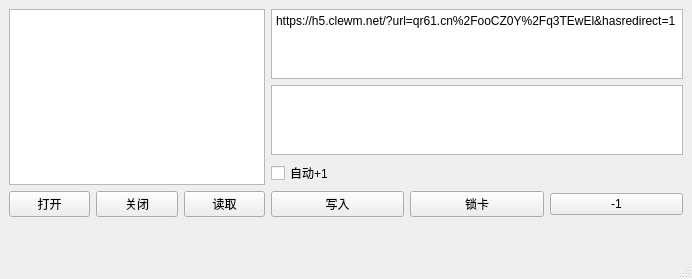
Qt form upper_computer/vs_py_nfc_upper_computer/untitled.ui (diqiu114/Working-accumulation-code) before a commit.
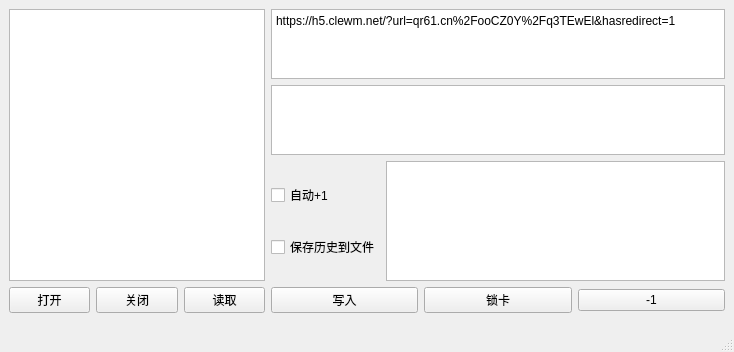
The same form after that commit.

Commit message: [记录] 新建读取文件对话框

```diff
--- a/upper_computer/vs_py_nfc_upper_computer/untitled.ui
+++ b/upper_computer/vs_py_nfc_upper_computer/untitled.ui
@@ -6,8 +6,8 @@
    <rect>
     <x>0</x>
     <y>0</y>
-    <width>692</width>
-    <height>279</height>
+    <width>734</width>
+    <height>352</height>
    </rect>
   </property>
   <property name="windowTitle">
@@ -28,20 +28,7 @@
       </property>
      </spacer>
     </item>
-    <item row="2" column="0">
-     <spacer name="verticalSpacer">
-      <property name="orientation">
-       <enum>Qt::Vertical</enum>
-      </property>
-      <property name="sizeHint" stdset="0">
-       <size>
-        <width>20</width>
-        <height>139</height>
-       </size>
-      </property>
-     </spacer>
-    </item>
-    <item row="1" column="0">
+    <item row="1" column="0" colspan="2">
      <layout class="QFormLayout" name="formLayout">
       <item row="0" column="0">
        <layout class="QVBoxLayout" name="verticalLayout">
@@ -111,11 +98,29 @@
          </widget>
         </item>
         <item>
-         <widget class="QCheckBox" name="auto_add_check_box">
-          <property name="text">
-           <string>自动+1</string>
-          </property>
-         </widget>
+         <layout class="QHBoxLayout" name="horizontalLayout_3">
+          <item>
+           <layout class="QVBoxLayout" name="verticalLayout_3">
+            <item>
+             <widget class="QCheckBox" name="auto_add_check_box">
+              <property name="text">
+               <string>自动+1</string>
+              </property>
+             </widget>
+            </item>
+            <item>
+             <widget class="QCheckBox" name="save_histry_file_check_box">
+              <property name="text">
+               <string>保存历史到文件</string>
+              </property>
+             </widget>
+            </item>
+           </layout>
+          </item>
+          <item>
+           <widget class="QTextEdit" name="textEdit"/>
+          </item>
+         </layout>
         </item>
         <item>
          <layout class="QHBoxLayout" name="horizontalLayout_2">
@@ -146,6 +151,19 @@
       </item>
      </layout>
     </item>
+    <item row="2" column="1">
+     <spacer name="verticalSpacer">
+      <property name="orientation">
+       <enum>Qt::Vertical</enum>
+      </property>
+      <property name="sizeHint" stdset="0">
+       <size>
+        <width>20</width>
+        <height>139</height>
+       </size>
+      </property>
+     </spacer>
+    </item>
    </layout>
   </widget>
   <widget class="QMenuBar" name="menubar">
```
Left out of the diff: 2 changed lines with no effect on the pictures. The commit also changes 11 other files.
